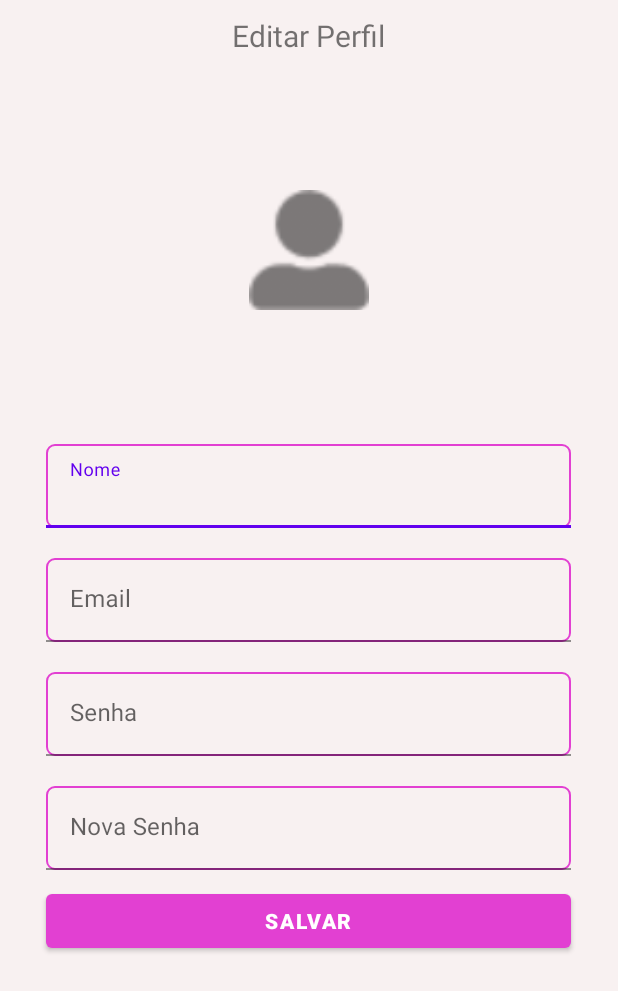
After one commit to Dream-House-Grupo-9/Dream-House-App, an Android app: the EditProfile screen opened directly, with no data from a screen before it, on a phone screen of 412 x 824 dp. The commit adds this screen. Shown: the top 991 px of the screen. Run offline under Robolectric (Android 15) with nearby library versions, the phone set to English and light mode, and no system bars.

Commit message:
Feature: tela de edição de usuário

```diff
--- a/DreamHouse/app/src/main/AndroidManifest.xml
+++ b/DreamHouse/app/src/main/AndroidManifest.xml
@@ -18,13 +18,16 @@
         android:usesCleartextTraffic="true"
         tools:targetApi="31">
         <activity
+            android:name=".EditProfile"
+            android:exported="false" />
+        <activity
             android:name=".DescriptionLocation"
             android:exported="false" />
         <activity
             android:name=".HomeActivity"
             android:exported="false"
             android:label="@string/title_activity_home"
-            android:theme="@style/Theme.DreamHouse.NoActionBar"/>
+            android:theme="@style/Theme.DreamHouse.NoActionBar" />
         <activity
             android:name=".RegisterLocation"
             android:exported="false" />
@@ -34,20 +37,18 @@
         <activity
             android:name=".LoginScreen"
             android:exported="true">
-
             <intent-filter>
                 <action android:name="android.intent.action.MAIN" />
 
                 <category android:name="android.intent.category.LAUNCHER" />
             </intent-filter>
-
         </activity>
         <activity
             android:name=".SplashScreen"
             android:exported="false" />
         <activity
             android:name=".MainActivity"
-            android:exported="false"></activity>
+            android:exported="false" />
     </application>
 
 </manifest>
--- /dev/null
+++ b/DreamHouse/app/src/main/java/com/dreamhouse/EditProfile.kt
@@ -0,0 +1,11 @@
+package com.dreamhouse
+
+import androidx.appcompat.app.AppCompatActivity
+import android.os.Bundle
+
+class EditProfile : AppCompatActivity() {
+    override fun onCreate(savedInstanceState: Bundle?) {
+        super.onCreate(savedInstanceState)
+        setContentView(R.layout.activity_edit_profile)
+    }
+}
--- /dev/null
+++ b/DreamHouse/app/src/main/res/layout/activity_edit_profile.xml
@@ -0,0 +1,108 @@
+<?xml version="1.0" encoding="utf-8"?>
+<LinearLayout xmlns:android="http://schemas.android.com/apk/res/android"
+    xmlns:app="http://schemas.android.com/apk/res-auto"
+    xmlns:tools="http://schemas.android.com/tools"
+    android:layout_width="match_parent"
+    android:layout_height="match_parent"
+    android:gravity="center"
+    android:orientation="vertical"
+    android:padding="10dp"
+    android:background="@color/default_bakground_app"
+    tools:context=".EditProfile">
+
+
+    <TextView
+        android:layout_width="wrap_content"
+        android:layout_height="wrap_content"
+        android:layout_gravity="center"
+        android:textAlignment="center"
+        android:textFontWeight="600"
+        android:text="@string/edit_profile"
+        android:textSize="20dp"/>
+
+    <ImageView
+        android:layout_width="80dp"
+        android:layout_height="0dp"
+        android:layout_weight="1"
+        android:src="@drawable/user_alt"
+        />
+
+    <LinearLayout
+        android:layout_width="match_parent"
+        android:layout_height="0dp"
+        android:layout_weight="2"
+        android:orientation="vertical">
+
+        <com.google.android.material.textfield.TextInputLayout
+            android:layout_width="350dp"
+            android:layout_gravity="center"
+            android:layout_height="wrap_content">
+
+            <com.google.android.material.textfield.TextInputEditText
+                android:id="@+id/nomeCompletoET"
+                android:layout_width="match_parent"
+                android:layout_height="wrap_content"
+                android:background="@drawable/bg_et_base"
+                android:hint="Nome" />
+        </com.google.android.material.textfield.TextInputLayout>
+
+        <com.google.android.material.textfield.TextInputLayout
+            android:layout_width="350dp"
+            android:layout_gravity="center"
+            android:layout_height="wrap_content"
+            android:layout_marginTop="20dp">
+
+            <com.google.android.material.textfield.TextInputEditText
+                android:id="@+id/emailCadastroET"
+                android:layout_width="match_parent"
+                android:layout_height="wrap_content"
+                android:background="@drawable/bg_et_base"
+                android:hint="Email" />
+        </com.google.android.material.textfield.TextInputLayout>
+
+
+        <com.google.android.material.textfield.TextInputLayout
+            android:layout_width="350dp"
+            android:layout_gravity="center"
+            android:layout_height="wrap_content"
+            android:layout_marginTop="20dp">
+
+            <com.google.android.material.textfield.TextInputEditText
+                android:id="@+id/senha_atual"
+                android:layout_width="match_parent"
+                android:layout_height="wrap_content"
+                android:inputType="textPassword"
+                android:background="@drawable/bg_et_base"
+                android:hint="Senha" />
+        </com.google.android.material.textfield.TextInputLayout>
+
+        <com.google.android.material.textfield.TextInputLayout
+            android:layout_width="350dp"
+            android:layout_gravity="center"
+            android:layout_height="wrap_content"
+            android:layout_marginTop="20dp">
+
+            <com.google.android.material.textfield.TextInputEditText
+                android:id="@+id/nova_senha"
+                android:layout_width="match_parent"
+                android:layout_height="wrap_content"
+                android:inputType="textPassword"
+                android:background="@drawable/bg_et_base"
+                android:hint="Nova Senha" />
+        </com.google.android.material.textfield.TextInputLayout>
+
+        <Button
+            android:id="@+id/btnLogin"
+            android:layout_gravity="center"
+            android:layout_width="350dp"
+            android:layout_height="wrap_content"
+            android:layout_marginTop="10dp"
+            app:backgroundTint="@color/pink_bakground_app"
+            android:fontFamily="arial"
+            android:text="Salvar"
+
+            android:textColor="@color/white"
+            android:textFontWeight="900" />
+    </LinearLayout>
+
+</LinearLayout>
--- a/DreamHouse/app/src/main/res/values/strings.xml
+++ b/DreamHouse/app/src/main/res/values/strings.xml
@@ -26,6 +26,7 @@
     <string name="nav_header_subtitle">android.studio@android.com</string>
     <string name="nav_header_desc">Navigation header</string>
     <string name="action_settings">Settings</string>
+    <string name="edit_profile">Editar Perfil</string>
 
     <string name="menu_home">Home</string>
     <string name="meus_anuncios">Meus Anuncios</string>
```
